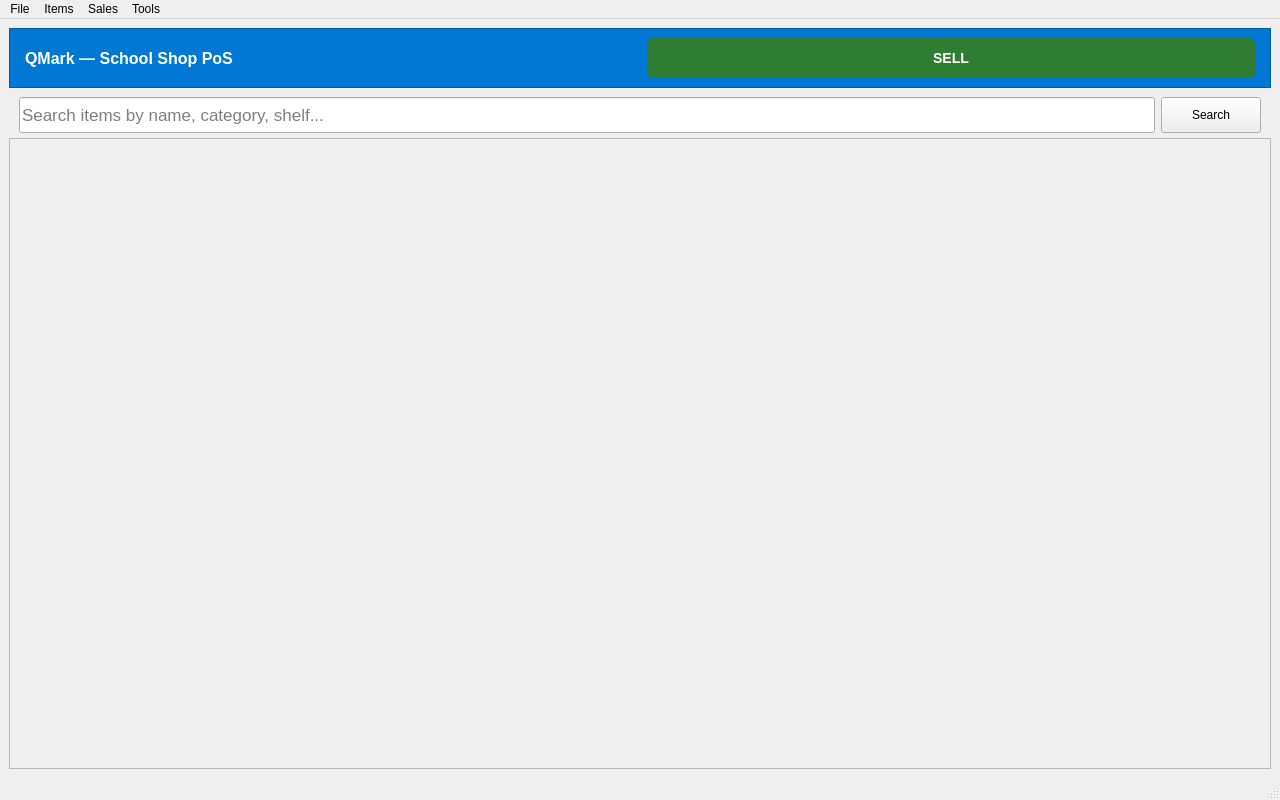
Qt form src/mainwindow.ui (C0m3b4ck/QMark) before a commit.
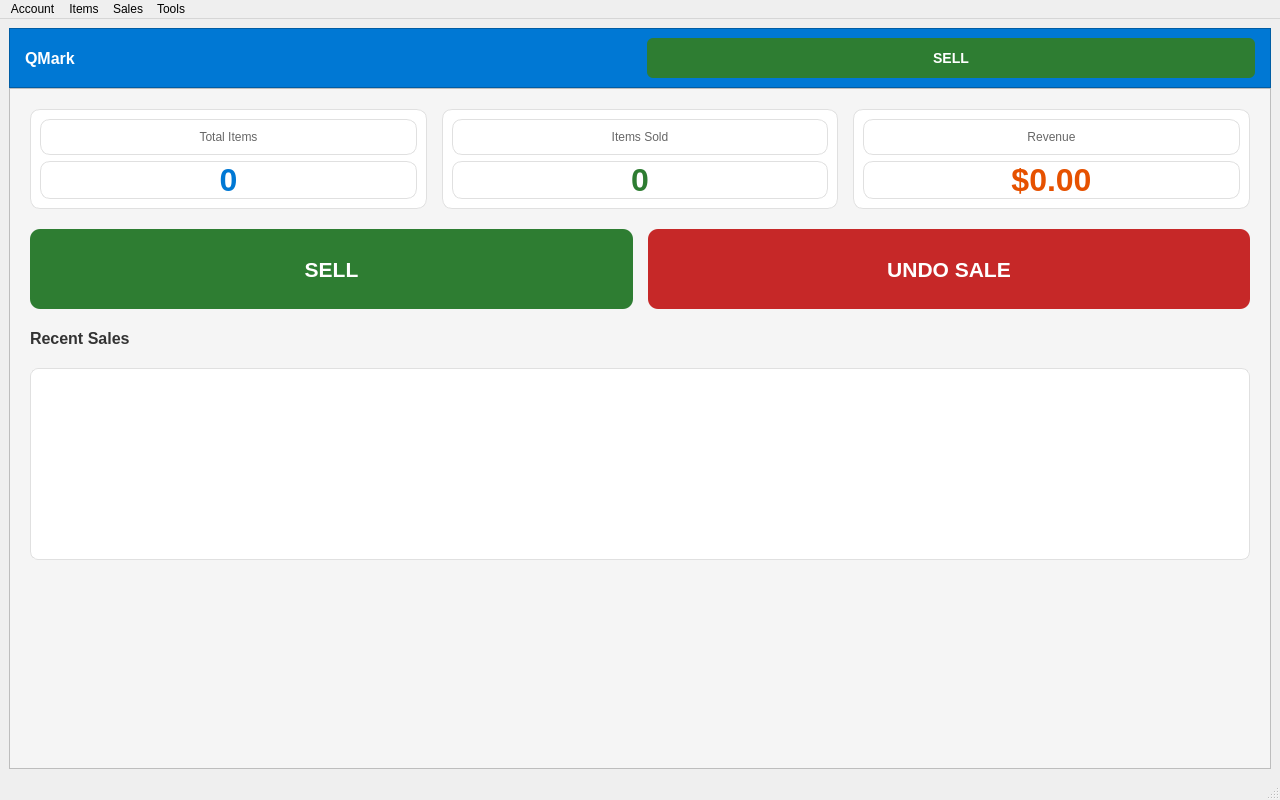
The same form after that commit. The open tabs and pages were chosen to show the change.

Commit message:
Redesign dashboard, fix register, rename menu, add exit, shrink window
- Main page redesigned as dashboard with stats cards (items/sold/revenue),
  SELL and UNDO SALE buttons, and recent sales list
- Undo sale restores stock and deletes sale record
- Register flow fixed: allows registration when no users exist
- File menu renamed to Account, Close renamed to Exit
- Removed school shop branding, window title now just QMark
- Minimum window size reduced to 640x480
- Item grid moved to POS sell page (page 6)

Patch:
```diff
--- a/src/mainwindow.ui
+++ b/src/mainwindow.ui
@@ -12,8 +12,8 @@
   </property>
   <property name="minimumSize">
    <size>
-    <width>800</width>
-    <height>600</height>
+    <width>640</width>
+    <height>480</height>
    </size>
   </property>
   <property name="windowTitle">
@@ -242,7 +242,7 @@
            <item>
             <widget class="QLabel" name="lblAppTitle">
              <property name="text">
-              <string>QMark — School Shop PoS</string>
+              <string>QMark</string>
              </property>
              <property name="styleSheet">
               <string notr="true">color: white; font-size: 16px; font-weight: bold;</string>
@@ -280,80 +280,258 @@
         </item>
         <!-- Search bar -->
         <item>
-         <widget class="QFrame" name="searchBar">
-          <property name="maximumSize">
-           <size>
-            <width>16777215</width>
-            <height>50</height>
-           </size>
-          </property>
-          <layout class="QHBoxLayout" name="searchBarLayout">
-           <property name="leftMargin">
-            <number>10</number>
-           </property>
-           <property name="rightMargin">
-            <number>10</number>
-           </property>
-           <item>
-            <widget class="QLineEdit" name="txtSearch_sell">
-             <property name="placeholderText">
-              <string>Search items by name, category, shelf...</string>
-             </property>
-             <property name="minimumSize">
-              <size>
-               <width>0</width>
-               <height>36</height>
-              </size>
-             </property>
-             <property name="font">
-              <font>
-               <pointsize>13</pointsize>
-              </font>
-             </property>
-            </widget>
-           </item>
-           <item>
-            <widget class="QPushButton" name="btnSearch_sell">
-             <property name="text">
-              <string>Search</string>
-             </property>
-             <property name="minimumSize">
-              <size>
-               <width>100</width>
-                <height>36</height>
-              </size>
-             </property>
-            </widget>
-           </item>
-          </layout>
-         </widget>
-        </item>
-        <!-- Item grid inside scroll area -->
-        <item>
-         <widget class="QScrollArea" name="scrollAreaItems">
+         <widget class="QScrollArea" name="scrollAreaDashboard">
           <property name="widgetResizable">
            <bool>true</bool>
           </property>
           <property name="styleSheet">
-           <string notr="true">background: #f0f0f0;</string>
+           <string notr="true">background: #f5f5f5;</string>
           </property>
-          <widget class="QWidget" name="scrollAreaWidgetContents">
-           <layout class="QGridLayout" name="gridLayoutItemScroll">
+          <widget class="QWidget" name="dashboardContent">
+           <layout class="QVBoxLayout" name="dashboardLayout">
             <property name="spacing">
-             <number>10</number>
+             <number>20</number>
             </property>
             <property name="leftMargin">
-             <number>10</number>
+             <number>20</number>
             </property>
             <property name="rightMargin">
-             <number>10</number>
+             <number>20</number>
             </property>
             <property name="topMargin">
-             <number>10</number>
+             <number>20</number>
             </property>
             <property name="bottomMargin">
-             <number>10</number>
+             <number>20</number>
             </property>
+            <!-- Stats row -->
+            <item>
+             <layout class="QHBoxLayout" name="statsLayout">
+              <property name="spacing">
+               <number>15</number>
+              </property>
+              <item>
+               <widget class="QFrame" name="cardTotalItems">
+                <property name="minimumSize">
+                 <size>
+                  <width>150</width>
+                  <height>100</height>
+                 </size>
+                </property>
+                <property name="styleSheet">
+                 <string notr="true">QFrame { background: white; border-radius: 10px; border: 1px solid #e0e0e0; }</string>
+                </property>
+                <layout class="QVBoxLayout" name="cardTotalItemsLayout">
+                 <item>
+                  <widget class="QLabel" name="lblTotalItemsTitle">
+                   <property name="text">
+                    <string>Total Items</string>
+                   </property>
+                   <property name="styleSheet">
+                    <string notr="true">color: #666; font-size: 12px;</string>
+                   </property>
+                   <property name="alignment">
+                    <set>Qt::AlignCenter</set>
+                   </property>
+                  </widget>
+                 </item>
+                 <item>
+                  <widget class="QLabel" name="lblTotalItemsValue">
+                   <property name="text">
+                    <string>0</string>
+                   </property>
+                   <property name="styleSheet">
+                    <string notr="true">color: #0078d4; font-size: 32px; font-weight: bold;</string>
+                   </property>
+                   <property name="alignment">
+                    <set>Qt::AlignCenter</set>
+                   </property>
+                  </widget>
+                 </item>
+                </layout>
+               </widget>
+              </item>
+              <item>
+               <widget class="QFrame" name="cardItemsSold">
+                <property name="minimumSize">
+                 <size>
+                  <width>150</width>
+                  <height>100</height>
+                 </size>
+                </property>
+                <property name="styleSheet">
+                 <string notr="true">QFrame { background: white; border-radius: 10px; border: 1px solid #e0e0e0; }</string>
+                </property>
+                <layout class="QVBoxLayout" name="cardItemsSoldLayout">
+                 <item>
+                  <widget class="QLabel" name="lblItemsSoldTitle">
+                   <property name="text">
+                    <string>Items Sold</string>
+                   </property>
+                   <property name="styleSheet">
+                    <string notr="true">color: #666; font-size: 12px;</string>
+                   </property>
+                   <property name="alignment">
+                    <set>Qt::AlignCenter</set>
+                   </property>
+                  </widget>
+                 </item>
+                 <item>
+                  <widget class="QLabel" name="lblItemsSoldValue">
+                   <property name="text">
+                    <string>0</string>
+                   </property>
+                   <property name="styleSheet">
+                    <string notr="true">color: #2e7d32; font-size: 32px; font-weight: bold;</string>
+                   </property>
+                   <property name="alignment">
+                    <set>Qt::AlignCenter</set>
+                   </property>
+                  </widget>
+                 </item>
+                </layout>
+               </widget>
+              </item>
+              <item>
+               <widget class="QFrame" name="cardRevenue">
+                <property name="minimumSize">
+                 <size>
+                  <width>150</width>
+                  <height>100</height>
+                 </size>
+                </property>
+                <property name="styleSheet">
+                 <string notr="true">QFrame { background: white; border-radius: 10px; border: 1px solid #e0e0e0; }</string>
+                </property>
+                <layout class="QVBoxLayout" name="cardRevenueLayout">
+                 <item>
+                  <widget class="QLabel" name="lblRevenueTitle">
+                   <property name="text">
+                    <string>Revenue</string>
+                   </property>
+                   <property name="styleSheet">
+                    <string notr="true">color: #666; font-size: 12px;</string>
+                   </property>
+                   <property name="alignment">
+                    <set>Qt::AlignCenter</set>
+                   </property>
+                  </widget>
+                 </item>
+                 <item>
+                  <widget class="QLabel" name="lblRevenueValue">
+                   <property name="text">
+                    <string>$0.00</string>
+                   </property>
+                   <property name="styleSheet">
+                    <string notr="true">color: #e65100; font-size: 32px; font-weight: bold;</string>
+                   </property>
+                   <property name="alignment">
+                    <set>Qt::AlignCenter</set>
+                   </property>
+                  </widget>
+                 </item>
+                </layout>
+               </widget>
+              </item>
+             </layout>
+            </item>
+            <!-- Quick actions -->
+            <item>
+             <layout class="QHBoxLayout" name="actionsLayout">
+              <property name="spacing">
+               <number>15</number>
+              </property>
+              <item>
+               <widget class="QPushButton" name="btnDashboardSell">
+                <property name="text">
+                 <string>SELL</string>
+                </property>
+                <property name="minimumSize">
+                 <size>
+                  <width>0</width>
+                  <height>80</height>
+                 </size>
+                </property>
+                <property name="font">
+                 <font>
+                  <pointsize>16</pointsize>
+                  <weight>75</weight>
+                  <bold>true</bold>
+                 </font>
+                </property>
+                <property name="styleSheet">
+                 <string notr="true">QPushButton { background-color: #2e7d32; color: white; border: none; border-radius: 10px; } QPushButton:hover { background-color: #1b5e20; }</string>
+                </property>
+                <property name="cursor">
+                 <enum>Qt::PointingHandCursor</enum>
+                </property>
+               </widget>
+              </item>
+              <item>
+               <widget class="QPushButton" name="btnUndoSale">
+                <property name="text">
+                 <string>UNDO SALE</string>
+                </property>
+                <property name="minimumSize">
+                 <size>
+                  <width>0</width>
+                  <height>80</height>
+                 </size>
+                </property>
+                <property name="font">
+                 <font>
+                  <pointsize>16</pointsize>
+                  <weight>75</weight>
+                  <bold>true</bold>
+                 </font>
+                </property>
+                <property name="styleSheet">
+                 <string notr="true">QPushButton { background-color: #c62828; color: white; border: none; border-radius: 10px; } QPushButton:hover { background-color: #8e0000; }</string>
+                </property>
+                <property name="cursor">
+                 <enum>Qt::PointingHandCursor</enum>
+                </property>
+               </widget>
+              </item>
+             </layout>
+            </item>
+            <!-- Recent sales -->
+            <item>
+             <widget class="QLabel" name="lblRecentSales">
+              <property name="text">
+               <string>Recent Sales</string>
+              </property>
+              <property name="styleSheet">
+               <string notr="true">color: #333; font-size: 16px; font-weight: bold;</string>
+              </property>
+             </widget>
+            </item>
+            <item>
+             <widget class="QListWidget" name="lstRecentSales">
+              <property name="styleSheet">
+               <string notr="true">QListWidget { background: white; border: 1px solid #e0e0e0; border-radius: 8px; font-size: 13px; }</string>
+              </property>
+              <property name="minimumSize">
+               <size>
+                <width>0</width>
+                <height>150</height>
+               </size>
+              </property>
+             </widget>
+            </item>
+            <item>
+             <spacer name="dashboardSpacer">
+              <property name="orientation">
+               <enum>Qt::Vertical</enum>
+              </property>
+              <property name="sizeHint" stdset="0">
+               <size>
+                <width>20</width>
+                <height>40</height>
+               </size>
+              </property>
+             </spacer>
+            </item>
            </layout>
           </widget>
          </widget>
@@ -1183,6 +1361,35 @@
           </item>
          </layout>
         </item>
+        <item>
+         <widget class="QScrollArea" name="scrollAreaItems">
+          <property name="widgetResizable">
+           <bool>true</bool>
+          </property>
+          <property name="styleSheet">
+           <string notr="true">background: #f0f0f0;</string>
+          </property>
+          <widget class="QWidget" name="scrollAreaWidgetContents">
+           <layout class="QGridLayout" name="gridLayoutItemScroll">
+            <property name="spacing">
+             <number>10</number>
+            </property>
+            <property name="leftMargin">
+             <number>10</number>
+            </property>
+            <property name="rightMargin">
+             <number>10</number>
+            </property>
+            <property name="topMargin">
+             <number>10</number>
+            </property>
+            <property name="bottomMargin">
+             <number>10</number>
+            </property>
+           </layout>
+          </widget>
+         </widget>
+        </item>
        </layout>
       </widget>
 
@@ -2351,7 +2558,7 @@
    </property>
    <widget class="QMenu" name="menuFile">
     <property name="title">
-     <string>File</string>
+     <string>Account</string>
     </property>
     <addaction name="actionLog_in"/>
     <addaction name="actionLog_out"/>
```
Left out of the diff: 14 changed lines with no effect on the pictures. The commit also changes 13 other files.
